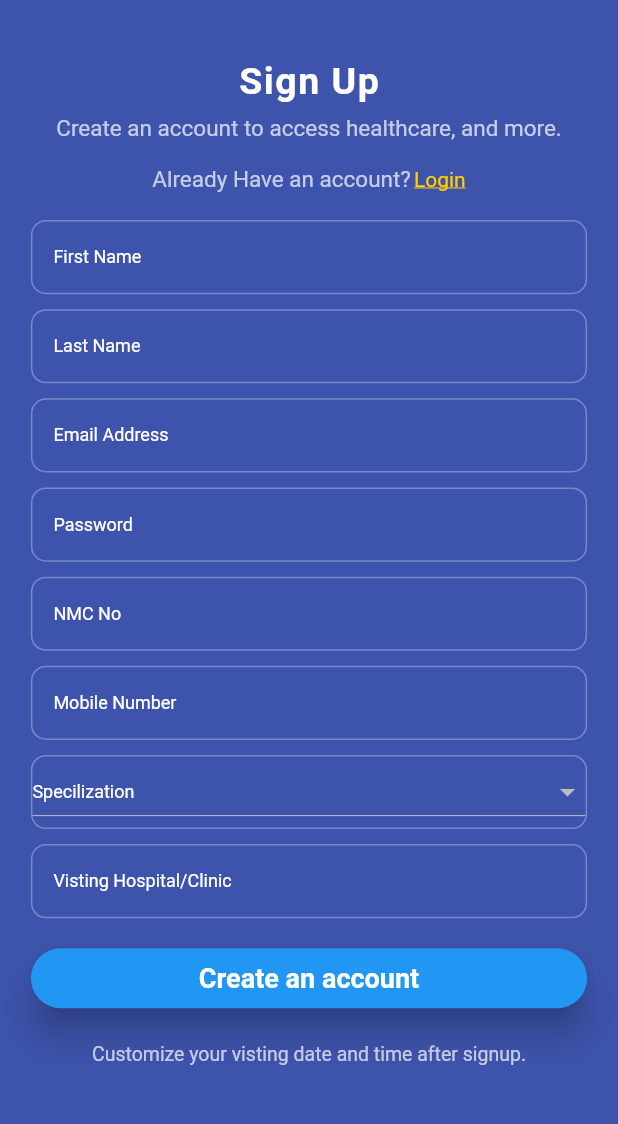
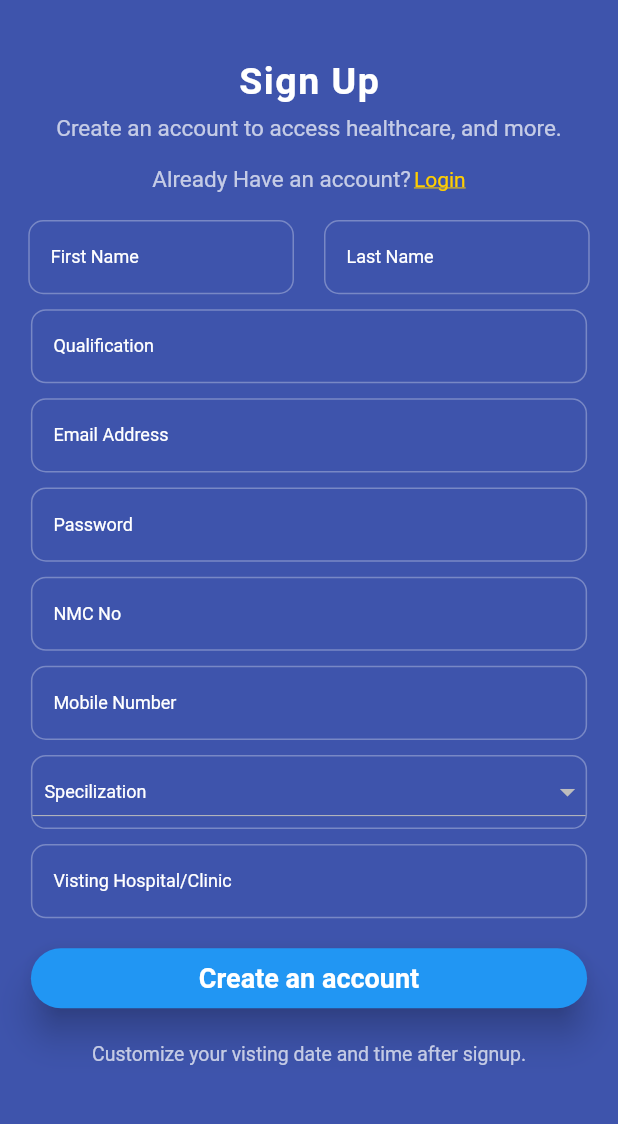
Before and after one commit to piyushyadavNP/DoctorG_FYP, a Flutter app: the DoctorSignup screen opened directly, on a phone screen of 412 x 824 dp, the part 47-1171 px from its top. Run offline on Flutter 3.47's test engine with Material 2 defaults, Android fonts, the phone set to English and light mode, and no system bars; our stand-ins replace cloud_firestore, firebase_auth, firebase_core, firebase_storage, google_fonts, image_picker and 2 more; missing offline and left inert: flutter_pdfview; accounts and stored records are empty.

Commit message:
Added Password Show/Hide Field

```diff
--- a/lib/screens/doctor_signup.dart
+++ b/lib/screens/doctor_signup.dart
@@ -28,11 +28,21 @@ class _DoctorSignupState extends State<DoctorSignup> {
   final TextEditingController _mobile = TextEditingController();
   final TextEditingController _specialization = TextEditingController();
   final TextEditingController _vistingDays = TextEditingController();
+  final TextEditingController _qualification = TextEditingController();
 
   final _formKey = GlobalKey<FormState>();
   bool _isValidate = false;
   bool formIsValid = false;
   String? categories;
+  bool? hidePassword;
+
+  @override
+  void initState() {
+    // TODO: implement initState
+    super.initState();
+    hidePassword = true;
+  }
+
   @override
   Widget build(BuildContext context) {
     return Scaffold(
@@ -97,7 +107,11 @@ class _DoctorSignupState extends State<DoctorSignup> {
                 key: _formKey,
                 child: Column(
                   children: [
+                    Row(
+                      mainAxisAlignment: MainAxisAlignment.center,
+                      children: [
                         CommonTextField(
+                          width: MediaQuery.of(context).size.width * 0.43,
                           validator: (value) {
                             if (value!.isEmpty || value == null) {
                               return "First Name Can't Be Empty";
@@ -107,12 +121,28 @@ class _DoctorSignupState extends State<DoctorSignup> {
                           labelText: "First Name",
                           controller: _firstnameController,
                         ),
+                        const SizedBox(
+                          width: 20,
+                        ),
                         CommonTextField(
+                          width: MediaQuery.of(context).size.width * 0.43,
                           labelText: "Last Name",
                           controller: _lastnameController,
                           validator: (value) {
                             if (value!.isEmpty) {
                               return "Last Name Can't Be Empty";
+                            }
+                            return null;
+                          },
+                        ),
+                      ],
+                    ),
+                    CommonTextField(
+                      labelText: "Qualification",
+                      controller: _qualification,
+                      validator: (value) {
+                        if (value!.isEmpty) {
+                          return "Qualication Can't Be Empty";
                         }
                         return null;
                       },
@@ -128,6 +158,7 @@ class _DoctorSignupState extends State<DoctorSignup> {
                       },
                     ),
                     CommonTextField(
+                      obscureText: hidePassword!,
                       labelText: "Password",
                       controller: _paswordController,
                       validator: (value) {
@@ -136,6 +167,26 @@ class _DoctorSignupState extends State<DoctorSignup> {
                         }
                         return null;
                       },
+                      suffix: IconButton(
+                        icon: hidePassword!
+                            ? const Icon(
+                                Icons.visibility,
+                                color: white,
+                              )
+                            : const Icon(
+                                Icons.visibility_off,
+                                color: white,
+                              ),
+                        onPressed: () {
+                          setState(() {
+                            if (hidePassword!) {
+                              hidePassword = false;
+                            } else {
+                              hidePassword = true;
+                            }
+                          });
+                        },
+                      ),
                     ),
                     CommonTextField(
                       labelText: "NMC No",
@@ -253,6 +304,7 @@ class _DoctorSignupState extends State<DoctorSignup> {
             "name":
                 "${_firstnameController.text.trim()} ${_lastnameController.text.trim()}",
             "email": _emailController.text.trim(),
+            "qualification": _qualification.text.trim(),
             "nmcNo": _nmcNo.text.trim(),
             "mobile": _mobile.text.trim(),
             "specialization": categories!.trim(),
@@ -262,7 +314,7 @@ class _DoctorSignupState extends State<DoctorSignup> {
           })
           .then((value) => AlertInfo(
                   message: "Registration Success"
-                      ". Email Verifaction Sent To Your Email",
+                      ". Email Verifaction Sent",
                   isSuccess: true,
                   backgroundColor: successAlert)
               .showInfo(context))
--- a/lib/widget/drop_down.dart
+++ b/lib/widget/drop_down.dart
@@ -61,9 +61,12 @@ class _DropDownFieldState extends State<DropDownField> {
                     ),
                   );
                 }).toList(),
-                hint: Text(
-                  widget.isCategories ? "Specilization" : "Gender",
-                  style: TextStyle(color: white, fontSize: 12),
+                hint: Padding(
+                  padding: const EdgeInsets.all(8.0),
+                  child: Text(
+                    widget.isCategories ? "Specilization" : "Gender",
+                    style: TextStyle(color: white, fontSize: 12),
+                  ),
                 ),
                 onChanged: widget.onChanged),
           ),
--- a/lib/widget/textField.dart
+++ b/lib/widget/textField.dart
@@ -7,6 +7,8 @@ class CommonTextField extends StatelessWidget {
   TextInputType? textInputType;
   String? errorText;
   bool? isDropdown;
+  double? width;
+  bool obscureText;
   CommonTextField(
       {Key? key,
       required this.labelText,
@@ -14,7 +16,9 @@ class CommonTextField extends StatelessWidget {
       this.errorText,
       this.textInputType,
       this.validator,
-      this.suffix})
+      this.suffix,
+      this.width,
+      this.obscureText = false})
       : super(key: key);
 
   String? Function(String?)? validator;
@@ -26,13 +30,16 @@ class CommonTextField extends StatelessWidget {
           data: Theme.of(context).copyWith(splashColor: Colors.white),
           child: Container(
               height: MediaQuery.of(context).size.height * 0.060,
-              width: MediaQuery.of(context).size.width * 0.9,
+              width: width != null
+                  ? width
+                  : MediaQuery.of(context).size.width * 0.9,
               decoration: BoxDecoration(
                   border: Border.all(
                     color: Color(0xFFFFFFFF).withOpacity(0.3),
                   ),
                   borderRadius: BorderRadius.circular(10)),
               child: TextFormField(
+                obscureText: obscureText,
                 validator: validator,
                 keyboardType: textInputType,
                 controller: controller,
```
Also changed, not shown: lib/screens/login_page.dart (+24 -0 lines), lib/screens/signup_page.dart (+49 -0 lines). Lines whose indentation alone changed are shown as unchanged.
